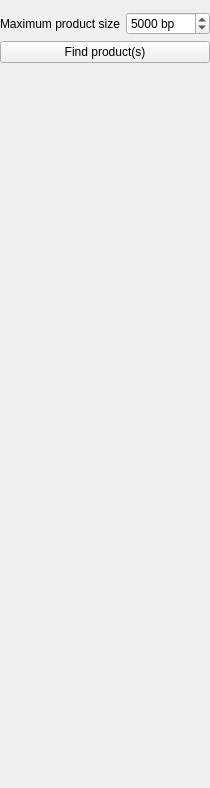
violethaze74/ugene, file src/plugins/pcr/src/ui/InSilicoPcrOptionPanelWidget.ui: the form before one commit.
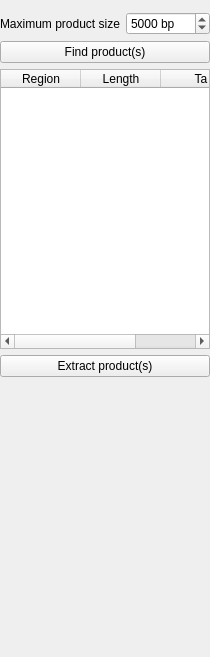
The form after the commit. Custom widgets are drawn as their Qt base class.

What changed in the file:
```diff
--- a/src/plugins/pcr/src/ui/InSilicoPcrOptionPanelWidget.ui
+++ b/src/plugins/pcr/src/ui/InSilicoPcrOptionPanelWidget.ui
@@ -7,20 +7,14 @@
     <x>0</x>
     <y>0</y>
     <width>203</width>
-    <height>788</height>
+    <height>657</height>
    </rect>
   </property>
   <property name="windowTitle">
    <string>Form</string>
   </property>
   <layout class="QVBoxLayout" name="verticalLayout_3">
-   <property name="leftMargin">
-    <number>0</number>
-   </property>
-   <property name="topMargin">
-    <number>0</number>
-   </property>
-   <property name="rightMargin">
+   <property name="margin">
     <number>0</number>
    </property>
    <item>
@@ -66,15 +60,104 @@
      </property>
     </widget>
    </item>
+   <item>
+    <widget class="U2::InSilicoPcrProductsTable" name="productsTable">
+     <property name="sizePolicy">
+      <sizepolicy hsizetype="Expanding" vsizetype="Expanding">
+       <horstretch>0</horstretch>
+       <verstretch>0</verstretch>
+      </sizepolicy>
+     </property>
+     <property name="minimumSize">
+      <size>
+       <width>0</width>
+       <height>50</height>
+      </size>
+     </property>
+     <property name="editTriggers">
+      <set>QAbstractItemView::NoEditTriggers</set>
+     </property>
+     <property name="tabKeyNavigation">
+      <bool>false</bool>
+     </property>
+     <property name="showDropIndicator" stdset="0">
+      <bool>false</bool>
+     </property>
+     <property name="dragDropOverwriteMode">
+      <bool>false</bool>
+     </property>
+     <property name="alternatingRowColors">
+      <bool>true</bool>
+     </property>
+     <property name="selectionMode">
+      <enum>QAbstractItemView::ExtendedSelection</enum>
+     </property>
+     <property name="selectionBehavior">
+      <enum>QAbstractItemView::SelectRows</enum>
+     </property>
+     <property name="textElideMode">
+      <enum>Qt::ElideMiddle</enum>
+     </property>
+     <property name="showGrid">
+      <bool>false</bool>
+     </property>
+     <property name="sortingEnabled">
+      <bool>true</bool>
+     </property>
+     <property name="cornerButtonEnabled">
+      <bool>false</bool>
+     </property>
+     <attribute name="horizontalHeaderDefaultSectionSize">
+      <number>80</number>
+     </attribute>
+     <attribute name="horizontalHeaderShowSortIndicator" stdset="0">
+      <bool>true</bool>
+     </attribute>
+     <attribute name="horizontalHeaderStretchLastSection">
+      <bool>true</bool>
+     </attribute>
+     <attribute name="verticalHeaderVisible">
+      <bool>false</bool>
+     </attribute>
+     <attribute name="verticalHeaderDefaultSectionSize">
+      <number>24</number>
+     </attribute>
+     <column>
+      <property name="text">
+       <string>Region</string>
+      </property>
+     </column>
+     <column>
+      <property name="text">
+       <string>Length</string>
+      </property>
+     </column>
+     <column>
+      <property name="text">
+       <string>Ta</string>
+      </property>
+     </column>
+    </widget>
+   </item>
+   <item>
+    <widget class="QPushButton" name="extractProductButton">
+     <property name="text">
+      <string>Extract product(s)</string>
+     </property>
+    </widget>
+   </item>
    <item>
     <spacer name="verticalSpacer">
      <property name="orientation">
       <enum>Qt::Vertical</enum>
      </property>
+     <property name="sizeType">
+      <enum>QSizePolicy::Expanding</enum>
+     </property>
      <property name="sizeHint" stdset="0">
       <size>
        <width>20</width>
-       <height>478</height>
+       <height>0</height>
       </size>
      </property>
     </spacer>
@@ -92,6 +175,11 @@
    <header>PrimerGroupBox.h</header>
    <container>1</container>
   </customwidget>
+  <customwidget>
+   <class>U2::InSilicoPcrProductsTable</class>
+   <extends>QTableWidget</extends>
+   <header>InSilicoPcrProductsTable.h</header>
+  </customwidget>
  </customwidgets>
  <resources/>
  <connections/>
```
Left out of the diff: 13 changed lines with no effect on the pictures.
